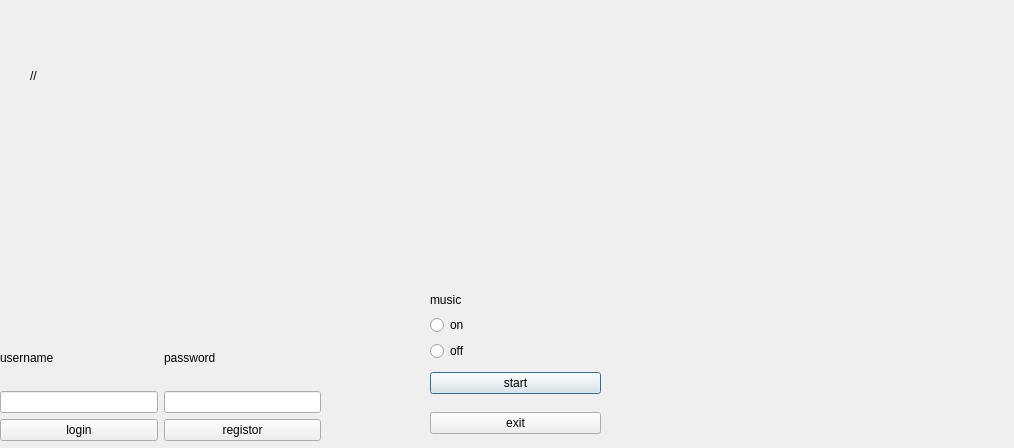
MarkKyrollos/NEW_GAME, file GOTY(18-4-22)/main_menu.ui: the form before one commit.
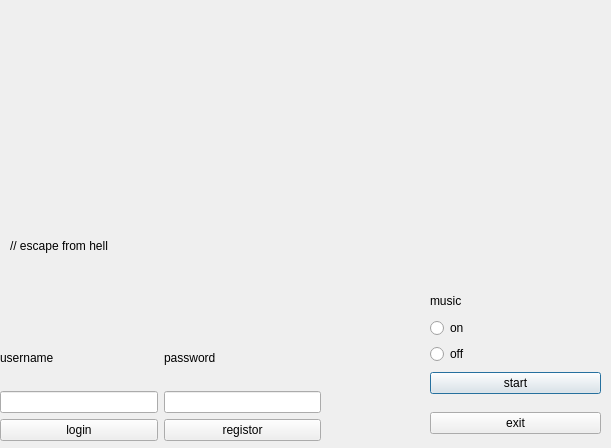
The form after the commit.

Patch:
```diff
--- a/GOTY(18-4-22)/main_menu.ui
+++ b/GOTY(18-4-22)/main_menu.ui
@@ -6,7 +6,7 @@
    <rect>
     <x>0</x>
     <y>0</y>
-    <width>1014</width>
+    <width>611</width>
     <height>448</height>
    </rect>
   </property>
@@ -42,14 +42,14 @@
   <widget class="QLabel" name="god">
    <property name="geometry">
     <rect>
-     <x>30</x>
-     <y>10</y>
+     <x>10</x>
+     <y>180</y>
      <width>201</width>
      <height>131</height>
     </rect>
    </property>
    <property name="text">
-    <string>//</string>
+    <string>// escape from hell</string>
    </property>
   </widget>
   <widget class="QWidget" name="verticalLayoutWidget_2">
@@ -58,7 +58,7 @@
      <x>430</x>
      <y>290</y>
      <width>171</width>
-     <height>71</height>
+     <height>74</height>
     </rect>
    </property>
    <layout class="QVBoxLayout" name="verticalLayout_2">
```
Left out of the diff: 10 changed lines with no effect on the pictures.
